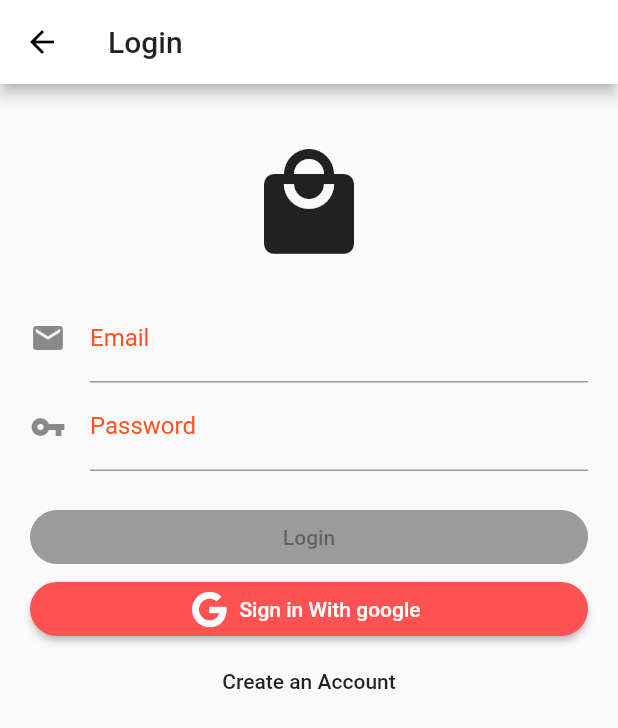
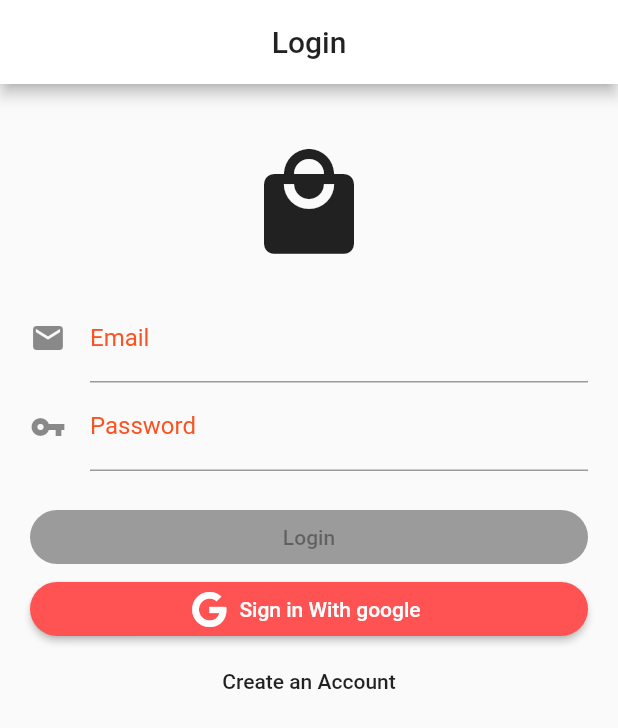
Before and after one commit to kevzzsk/Floom, a Flutter app: the LoginScreen screen opened by its route, on a phone screen of 412 x 824 dp. Shown: the top 728 px of the screen. Run offline on Flutter 3.47's test engine with Material 2 defaults, Android fonts, the phone set to English and light mode, and no system bars; our stand-ins replace bloc, cached_network_image, cloud_firestore, equatable, firebase_auth, flutter_bloc and 3 more; accounts and stored records are empty; network calls fail; project files that could hold a hidden picture were left out.

```diff
--- a/lib/login/login_screen.dart
+++ b/lib/login/login_screen.dart
@@ -17,7 +17,7 @@ class LoginScreen extends StatelessWidget {
   @override
   Widget build(BuildContext context) {
     return Scaffold(
-      appBar: AppBar(title: Text('Login'),),
+      appBar: AppBar(title: Text('Login'),centerTitle: true,automaticallyImplyLeading: false,),
       body: BlocProvider<LoginBloc>(
         bloc: LoginBloc(user: _user),
         child: LoginForm(user: _user)
--- a/lib/login/validators.dart
+++ b/lib/login/validators.dart
@@ -5,7 +5,7 @@ class Validators{
     r'^[a-zA-Z0-9.!#$%&’*+/=?^_`{|}~-]+@[a-zA-Z0-9-]+(?:\.[a-zA-Z0-9-]+)*$',
   );
   static final RegExp _passwordRegExp = RegExp(
-    r'^(?=.*[A-Za-z])(?=.*\d)[A-Za-z\d]{8,}$',
+    r'^(?=.*[A-Za-z])[A-Za-z\d]{8,}$',
   );
 
   static isValidEmail(String email) {
--- a/lib/main.dart
+++ b/lib/main.dart
@@ -237,10 +237,10 @@ class _MenuPageState extends State<MenuPage> {
             Navigator.pushNamed(context, '/splash');
           }
           if(state is Unauthenticated){
-            Navigator.pushNamedAndRemoveUntil(context, '/login',(_)=>false,arguments: widget._user);
+            Navigator.pushNamedAndRemoveUntil(context, '/login',ModalRoute.withName('/'),arguments: widget._user);
           }
           if(state is Authenticated){
-            Navigator.popUntil(context, ModalRoute.withName('/'));
+            Navigator.pop(context);
           }
         },
       child: Scaffold(
--- a/lib/route_gen.dart
+++ b/lib/route_gen.dart
@@ -11,7 +11,7 @@ class RouteGenerator{
 
     switch(settings.name){
       case '/':
-        return MaterialPageRoute(builder: (context)=> MenuPage());
+        return MaterialPageRoute(builder: (context)=> MenuPage(user:args));
       case '/item':
         return MaterialPageRoute(builder: (context)=> ItemPage(data:args));
       case '/login':
```
